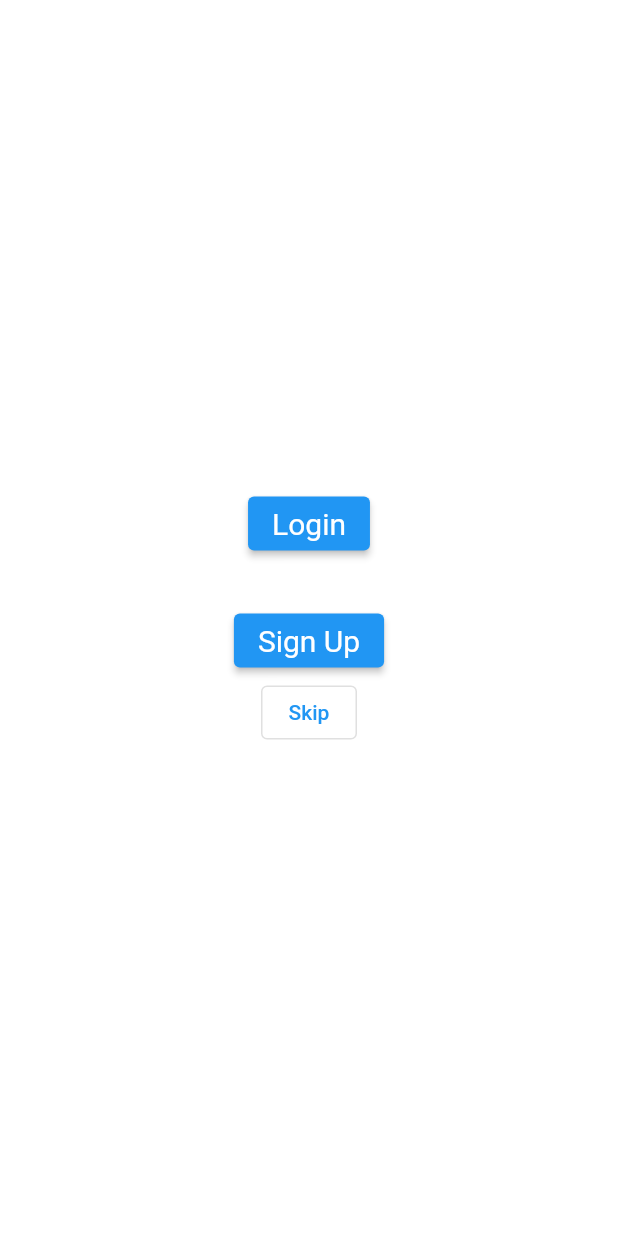
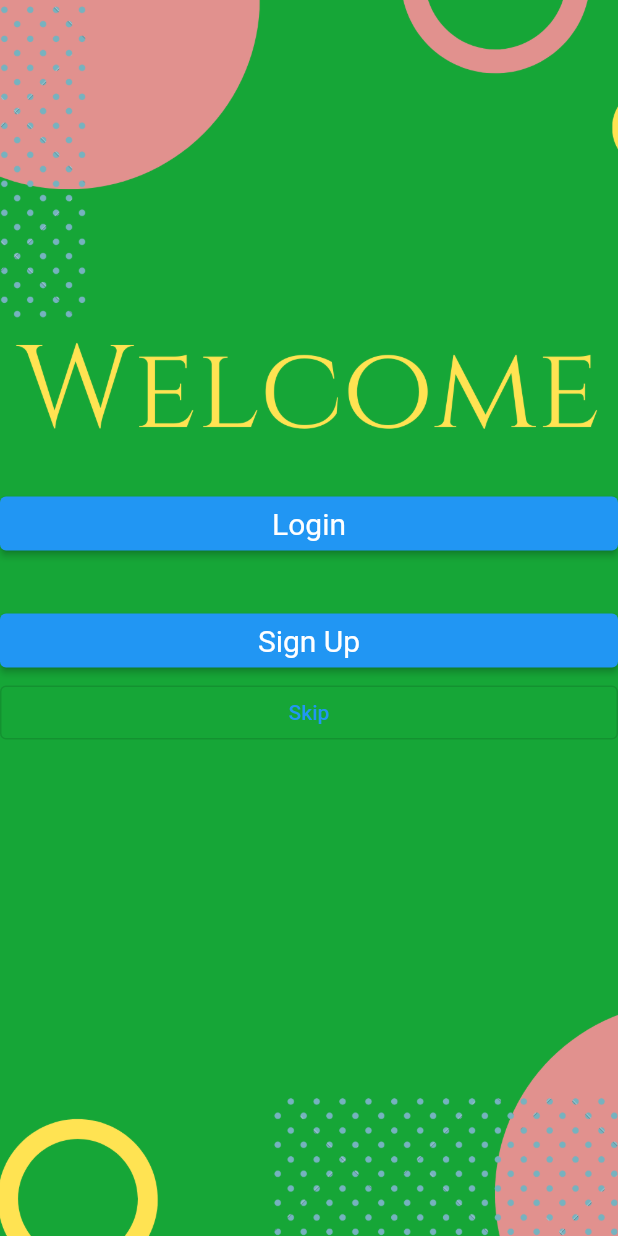
Before and after one commit to marygracedelvalle/pubs, a Flutter app: the screen it shows after launch, on a phone screen of 412 x 824 dp. Run offline on Flutter 3.47's test engine with Material 2 defaults, Android fonts, the phone set to English and light mode, and no system bars.

Commit message:
new background

```diff
--- a/lib/Screens/welcome_screen.dart
+++ b/lib/Screens/welcome_screen.dart
@@ -14,9 +14,16 @@ class WelcomeScreen extends StatelessWidget {
     final ButtonStyle style =
     ElevatedButton.styleFrom(textStyle: const TextStyle(fontSize: 20));
   // final VoidCallback? onPressed;
-      return  Center(
+      return  Scaffold(
+        body: Container(
+          decoration: const BoxDecoration(
+            image: DecorationImage(image: AssetImage('assets/images/welcome.png'),
+            fit: BoxFit.cover,
+          ),
+        )   ,
       child: Column(
-        mainAxisSize: MainAxisSize.min,
+        mainAxisAlignment: MainAxisAlignment.center,
+        crossAxisAlignment: CrossAxisAlignment.stretch,
         children: <Widget>[
           ElevatedButton(
             style: style,
@@ -41,7 +48,7 @@ class WelcomeScreen extends StatelessWidget {
           ),
         ],
       ),
-
+        ),
     );
   }
 }
```
